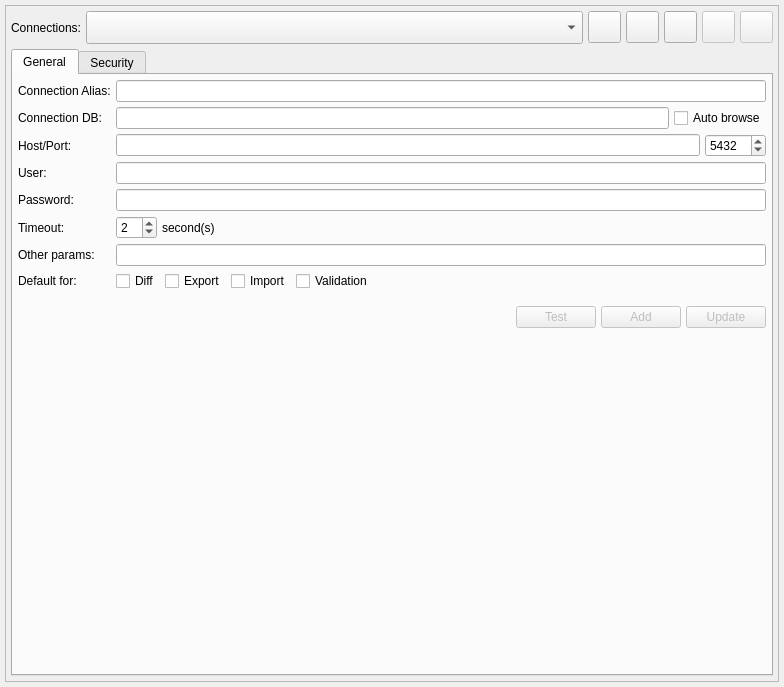
Above: libs/libgui/ui/settings/connectionsconfigwidget.ui from pgmodeler/pgmodeler before the change. Below: the same form after it.
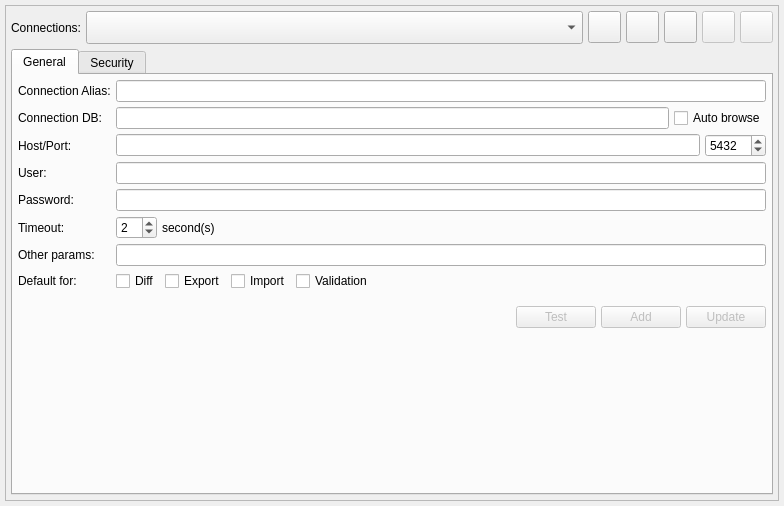
That is the form after the change. Icons and pictures are not drawn.

What changed in the file:
```diff
--- a/libs/libgui/ui/settings/connectionsconfigwidget.ui
+++ b/libs/libgui/ui/settings/connectionsconfigwidget.ui
@@ -7,7 +7,7 @@
     <x>0</x>
     <y>0</y>
     <width>784</width>
-    <height>687</height>
+    <height>506</height>
    </rect>
   </property>
   <property name="windowTitle">
```
